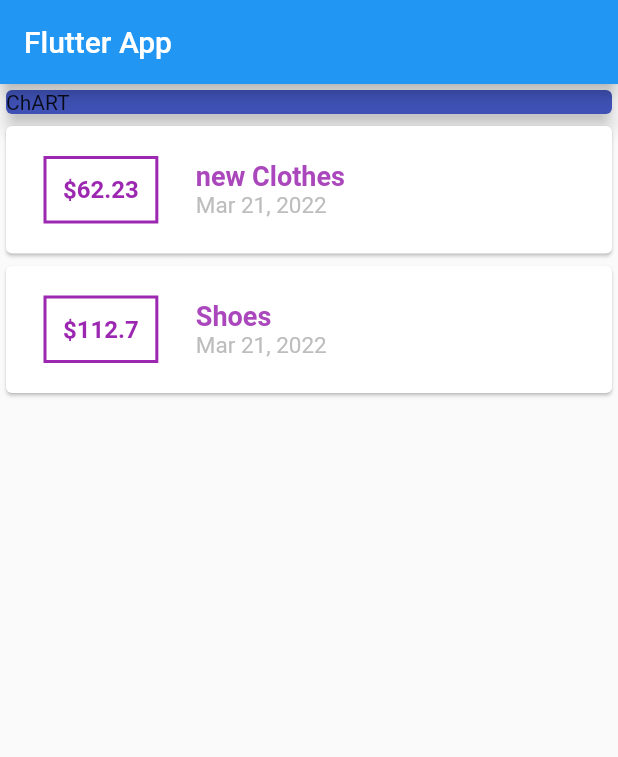
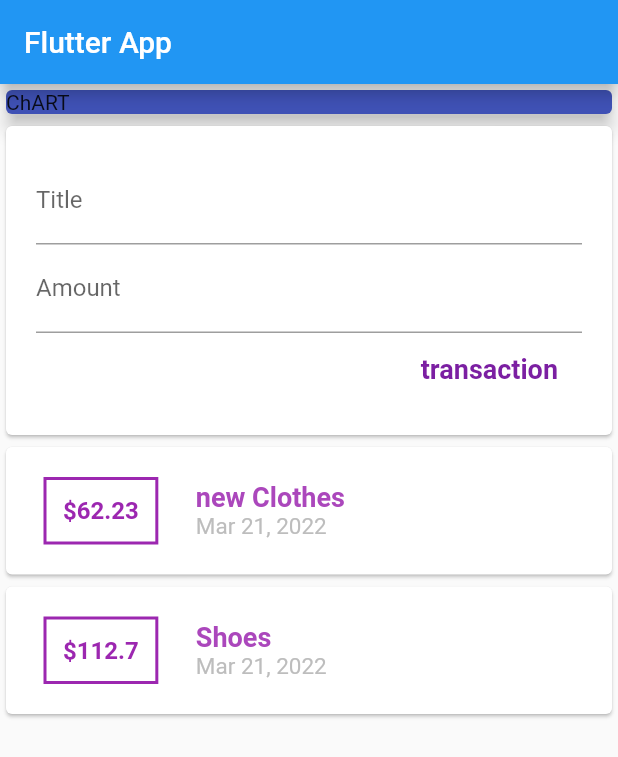
Before and after one commit to cactisoft-lb/Flutter_Course_Styling, a Flutter app: the screen it shows after launch, on a phone screen of 412 x 824 dp. Shown: the top 757 px of the screen. Run offline on Flutter 3.47's test engine with Material 2 defaults, Android fonts, the light colour scheme and no system bars.

Commit message:
adding textField Card and styling it

```diff
--- a/lib/main.dart
+++ b/lib/main.dart
@@ -1,4 +1,5 @@
 import 'package:flutter/material.dart';
+import 'package:flutter/services.dart';
 import 'package:intl/intl.dart';
 
 import './models/transaction.dart';
@@ -41,6 +42,38 @@ class MyHomePage extends StatelessWidget {
               color: Colors.indigo,
               elevation: 5,
               child: Text('ChART'),
+            ),
+          ),
+          //adding text field card
+          Card(
+            child: Container(
+              margin: EdgeInsets.symmetric(vertical: 10, horizontal: 10),
+              padding: EdgeInsets.all(10),
+              child: Column(
+                crossAxisAlignment: CrossAxisAlignment.end,
+                children: <Widget>[
+                  TextField(
+                    decoration: InputDecoration(
+                      labelText: 'Title',
+                    ),
+                  ),
+                  TextField(
+                    decoration: InputDecoration(
+                      labelText: 'Amount',
+                    ),
+                  ),
+                  FlatButton(
+                      child: Text(
+                        'transaction',
+                        style: TextStyle(
+                          color: Colors.purple[700],
+                          fontWeight: FontWeight.bold,
+                          fontSize: 18,
+                        ),
+                      ),
+                      onPressed: () {}),
+                ],
+              ),
             ),
           ),
           //(id: transaction.id, title: transaction.title, amount: transaction.amount, date: transaction.date),
```
